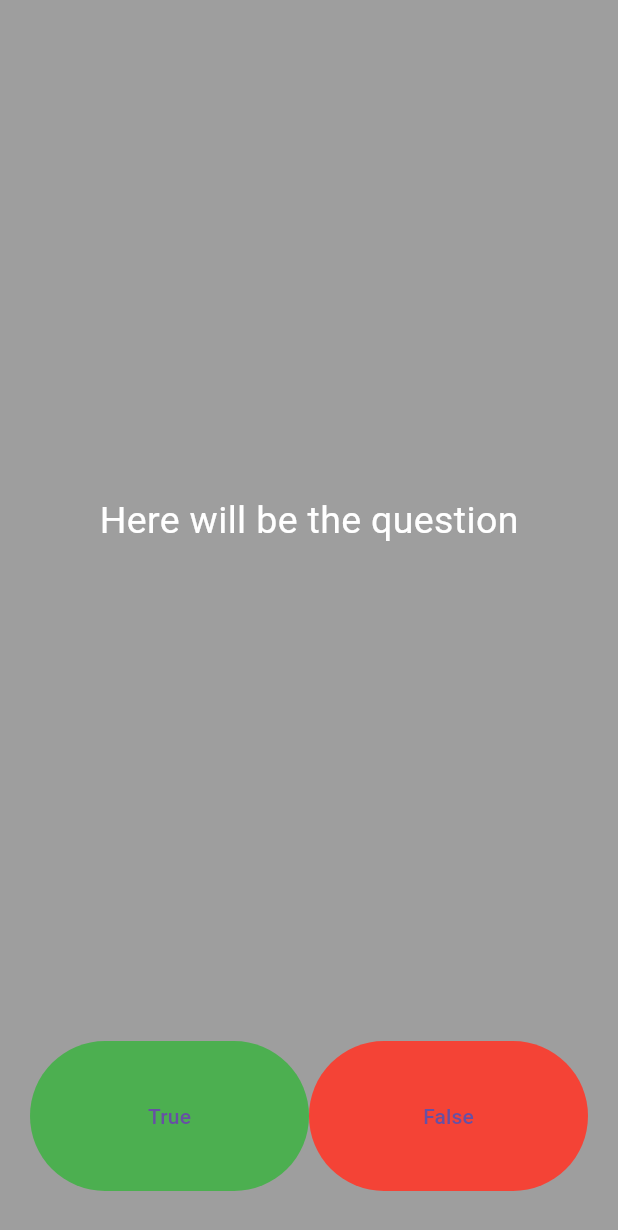
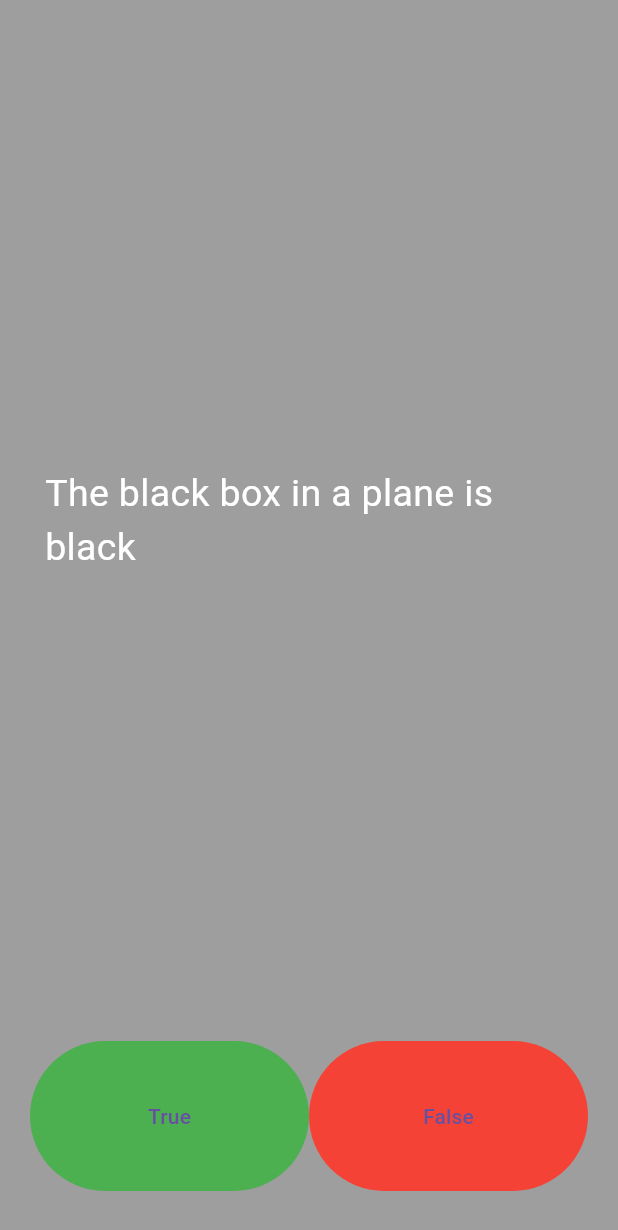
Before and after one commit to Altynbek2021/quizler, a Flutter app: the screen it shows after launch, on a phone screen of 412 x 824 dp. Shown: the top 1230 px of the screen. Run offline on Flutter 3.47's test engine with Material 3 defaults, Android fonts, the phone set to English and light mode, and no system bars.

Commit message:
added list of questions

```diff
--- a/lib/main.dart
+++ b/lib/main.dart
@@ -34,6 +34,24 @@ class QuizPage extends StatefulWidget {
 
 class _QuizPageState extends State<QuizPage> {
   List<Widget> scorekeeper = [];
+  List<String> questions = [
+    "The black box in a plane is black", // false
+    "There are five different blood groups", // false
+    "The only letter not in the periodic table is the letter J", //true
+    "Thomas Edison discovered gravity", // false
+    "Venus is the hottest planet in the solar system" //true
+  ];
+
+  int currentIndex = 0;
+
+  String question() {
+    if (currentIndex < questions.length) {
+      return questions[currentIndex++];
+    } else {
+      currentIndex = 0; // Reset to start over if needed
+      return questions[currentIndex++];
+    }
+  }
 
   @override
   Widget build(BuildContext context) {
@@ -41,13 +59,13 @@ class _QuizPageState extends State<QuizPage> {
       padding: const EdgeInsets.only(bottom: 30),
       child: Column(
         children: [
-          const Expanded(
+          Expanded(
             flex: 5,
             child: Padding(
               padding: EdgeInsets.all(10.0),
               child: Center(
                   child: Text(
-                "Here will be the question",
+                question(),
                 style: TextStyle(
                   fontSize: 25,
                   color: Colors.white,
```
